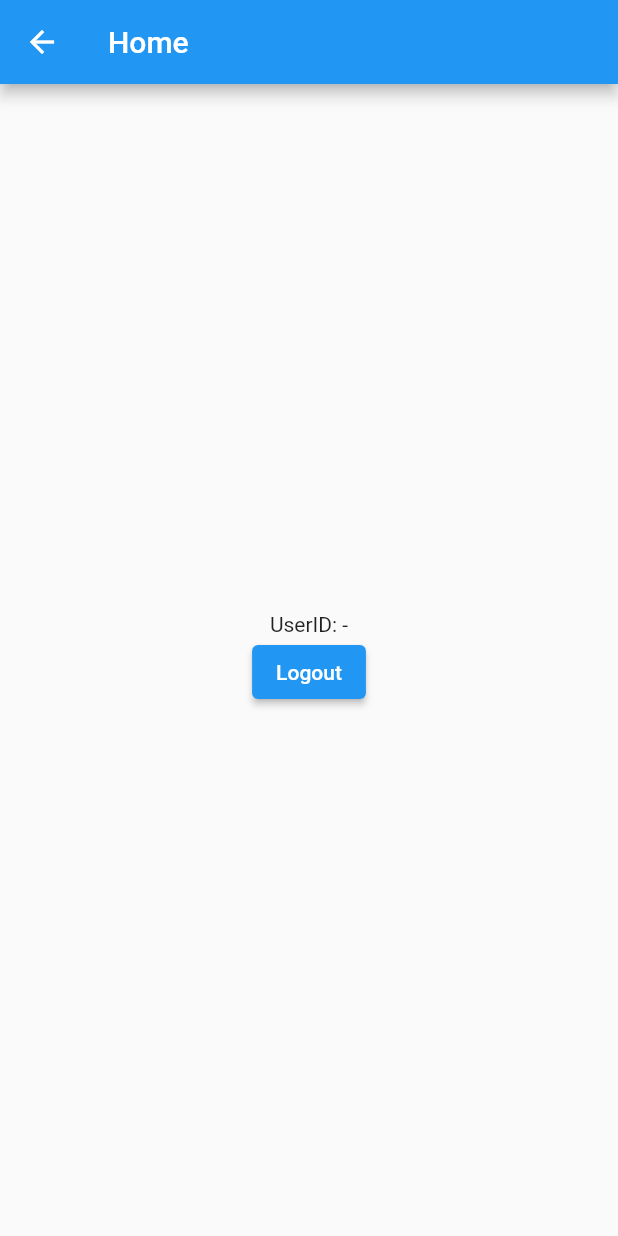
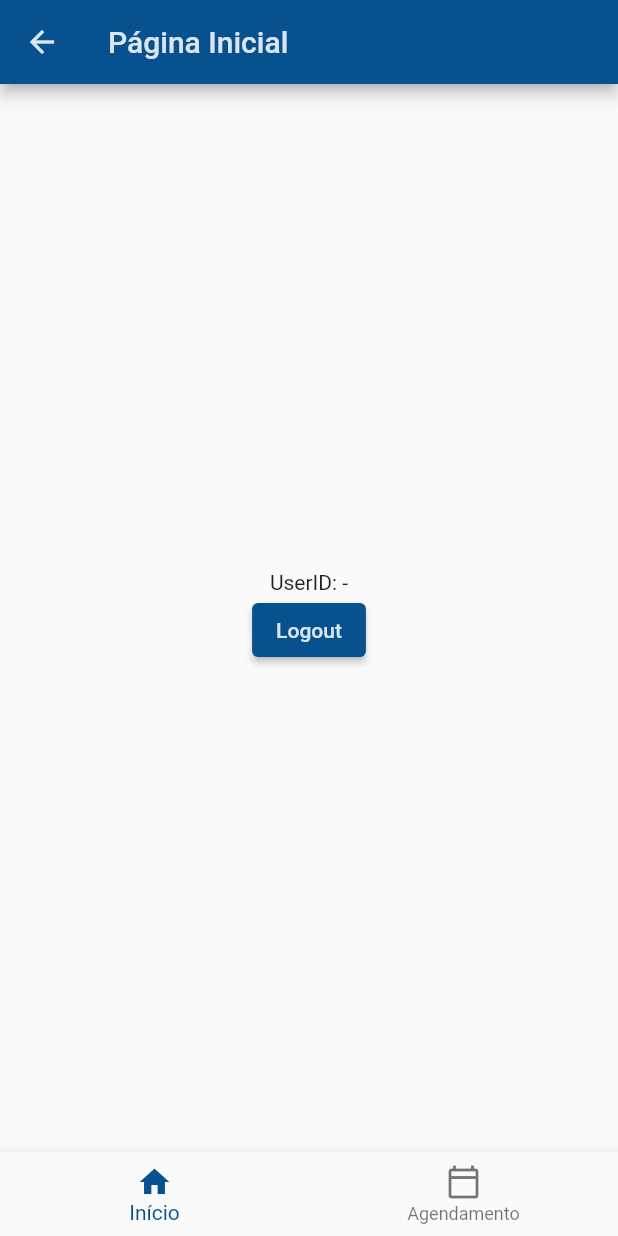
Before and after one commit to Andyty/HMVChallengeApp, a Flutter app: the HomePage screen opened directly, on a phone screen of 412 x 824 dp. Run offline on Flutter 3.47's test engine with Material 2 defaults, Android fonts, the phone set to English and light mode, and no system bars; our stand-ins replace bloc, equatable, flutter_bloc, formz, table_calendar; accounts and stored records are empty.

Commit message:
added calendar to schedule page

```diff
--- a/lib/home/view/home_page.dart
+++ b/lib/home/view/home_page.dart
@@ -2,17 +2,70 @@
 import 'package:flutter/material.dart';
 import 'package:flutter_bloc/flutter_bloc.dart';
 import 'package:hmv_challenge_app/authentication/bloc/authentication_bloc.dart';
+import 'package:hmv_challenge_app/scheduler/view/scheduler_page.dart';
 
-class HomePage extends StatelessWidget {
+class HomePage extends StatefulWidget {
+  const HomePage({Key? key}) : super(key: key);
+
+  @override
+  _HomePageState createState() => _HomePageState();
+
   static Route route() {
     return MaterialPageRoute(builder: (_) => HomePage());
   }
+}
+
+class _HomePageState extends State<HomePage> {
+  int _currentPageIndex = 0;
+  final List<Widget> _pageTitle = [
+    Text("Página Inicial"),
+    Text("Agendamento")
+  ];
+  final List<Widget> _screens = [
+    HomePageScreen(),
+    SchedulerPage(),
+  ];
+
+
 
   @override
   Widget build(BuildContext context) {
     return Scaffold(
-      appBar: AppBar(title: Text('Home'),),
-      body: Center(
+      appBar: AppBar(
+        title: _pageTitle[_currentPageIndex],
+      ),
+      body: _screens[_currentPageIndex],
+      bottomNavigationBar: BottomNavigationBar(
+        currentIndex: _currentPageIndex,
+        onTap: onTabTapped,
+        items: const [
+          BottomNavigationBarItem(
+            icon: Icon(Icons.home),
+            label: 'Início'
+          ),
+          BottomNavigationBarItem(
+              icon: Icon(Icons.calendar_today_outlined),
+            label: 'Agendamento'
+          )
+        ],
+      ),
+    );
+  }
+
+  void onTabTapped(int index) {
+    setState(() {
+      _currentPageIndex = index;
+    });
+  }
+}
+
+class HomePageScreen extends StatelessWidget {
+  const HomePageScreen({Key? key}) : super(key: key);
+
+  @override
+  Widget build(BuildContext context) {
+    return Container(
+      child: Center(
         child: Column(
           mainAxisSize: MainAxisSize.min,
           children: <Widget>[
--- a/lib/login/view/login_form.dart
+++ b/lib/login/view/login_form.dart
@@ -5,6 +5,8 @@ import 'package:formz/formz.dart';
 import 'package:hmv_challenge_app/login/login.dart';
 
 class LoginForm extends StatelessWidget {
+  const LoginForm({Key? key}) : super(key: key);
+
   @override
   Widget build(BuildContext context) {
     return BlocListener<LoginBloc, LoginState>(
--- a/pubspec.yaml
+++ b/pubspec.yaml
@@ -29,13 +29,17 @@ environment:
 dependencies:
   flutter:
     sdk: flutter
+  flutter_localizations:
+    sdk: flutter
   flutter_bloc: ^8.0.0
+  intl: ^0.17.0
   formz: ^0.4.0
   equatable: ^2.0.0
   authentication_repository:
     path: packages/authentication_repository
   user_repository:
     path: packages/user_repository
+  table_calendar: ^3.0.4
 
 
 
```
Also changed, not shown: lib/app.dart (+25 -0 lines), lib/scheduler/models/scheduleTO.dart (added, +23 -0 lines), lib/scheduler/view/schedule_calendar.dart (added, +190 -0 lines), lib/scheduler/view/schedule_type.dart (added, +39 -0 lines), lib/scheduler/view/scheduler_page.dart (added, +88 -0 lines), lib/scheduler/scheduler.dart (added), pubspec.lock. Lines whose indentation alone changed are shown as unchanged.
